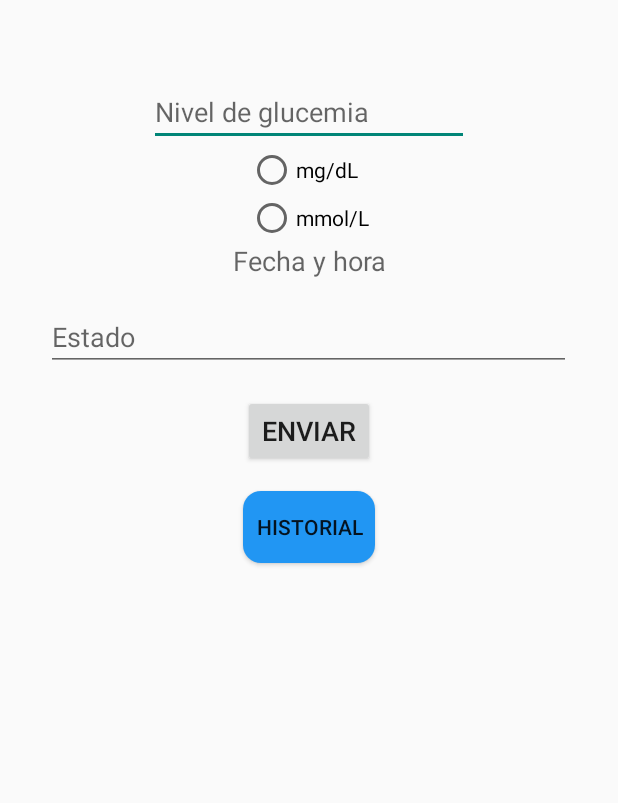
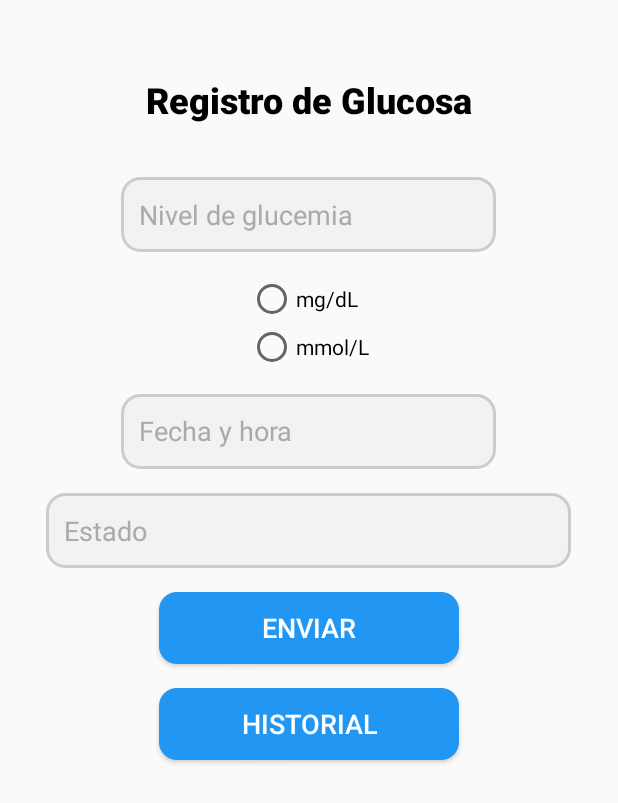
Before and after one commit to MayiiSzgz/AppDiabetes, an Android app: the RegistroGlucemia screen opened directly, with no data from a screen before it, on a phone screen of 412 x 824 dp. Shown: the top 803 px of the screen. Run offline under Robolectric (Android 15) with nearby library versions, the phone set to English and light mode, and no system bars; our stand-ins replace Firebase (no records; nobody signed in at launch, a user with empty details on screens opened directly).

Commit message:
modificaciones a interfaz de las activities

```diff
--- a/app/src/main/res/layout/activity_registro_glucemia.xml
+++ b/app/src/main/res/layout/activity_registro_glucemia.xml
@@ -7,23 +7,43 @@
     android:layout_height="match_parent"
     tools:context=".RegistroGlucemia">
 
+    <TextView
+        android:id="@+id/textGlucosa"
+        android:layout_width="match_parent"
+        android:layout_height="wrap_content"
+        android:text="Registro de Glucosa"
+        android:layout_marginTop="50dp"
+        android:textColor="@android:color/black"
+        android:textSize="24sp"
+        android:fontFamily="sans-serif-medium"
+        android:textStyle="bold"
+        android:gravity="center"
+        android:layout_marginBottom="30dp"
+        />
+
     <EditText
         android:id="@+id/editTextNumber"
-        android:layout_width="wrap_content"
-        android:layout_height="wrap_content"
-        android:layout_marginTop="52dp"
-        android:ems="10"
+        android:layout_width="250dp"
+        android:layout_height="50dp"
+        android:layout_marginTop="5dp"
+        android:background="@drawable/edittext_background"
         android:inputType="number"
         android:hint="Nivel de glucemia"
+        android:textColor="@android:color/black"
+        android:textColorHint="@android:color/darker_gray"
+        android:padding="12dp"
         android:layout_centerHorizontal="true"
-        app:layout_constraintTop_toTopOf="parent" />
+        android:layout_below="@id/textGlucosa"
+
+         />
 
     <RadioGroup
         android:id="@+id/unidad"
         android:layout_width="wrap_content"
         android:layout_height="wrap_content"
         android:layout_below="@id/editTextNumber"
-        android:layout_centerHorizontal="true">
+        android:layout_centerHorizontal="true"
+        android:layout_margin="15dp">
 
         <RadioButton
             android:id="@+id/mg"
@@ -40,8 +60,8 @@
 
     <TextView
         android:id="@+id/fechaHora"
-        android:layout_width="match_parent"
-        android:layout_height="wrap_content"
+        android:layout_width="250dp"
+        android:layout_height="50dp"
         android:layout_below="@id/unidad"
         android:layout_centerHorizontal="true"
         android:clickable="true"
@@ -49,14 +69,17 @@
         android:hint="Fecha y hora"
         android:inputType="none"
         android:onClick="showDateTimePicker"
-        android:textAlignment="center"
         android:textSize="18sp"
-        app:layout_constraintTop_toBottomOf="@id/unidad" />
+        app:layout_constraintTop_toBottomOf="@id/unidad"
+        android:background="@drawable/edittext_background"
+        android:textColor="@android:color/black"
+        android:textColorHint="@android:color/darker_gray"
+        android:padding="12dp"/>
 
     <EditText
         android:id="@+id/estado"
         android:layout_width="350dp"
-        android:layout_height="wrap_content"
+        android:layout_height="50dp"
         android:layout_below="@id/fechaHora"
         android:layout_centerHorizontal="true"
         android:layout_marginTop="16dp"
@@ -64,17 +87,23 @@
         android:hint="Estado"
         android:inputType="text"
         android:textSize="18sp"
-        app:layout_constraintTop_toBottomOf="@id/fechaHora" />
+        app:layout_constraintTop_toBottomOf="@id/fechaHora"
+        android:background="@drawable/edittext_background"
+        android:textColor="@android:color/black"
+        android:textColorHint="@android:color/darker_gray"
+        android:padding="12dp"/>
 
     <Button
         android:id="@+id/enviar"
-        android:layout_width="wrap_content"
+        android:layout_width="200dp"
         android:layout_height="wrap_content"
         android:layout_below="@id/estado"
+        android:layout_centerHorizontal="true"
         android:layout_marginTop="16dp"
+        android:background="@drawable/button_background"
         android:text="Enviar"
+        android:textColor="@android:color/white"
         android:textSize="18sp"
-        android:layout_centerHorizontal="true"
         app:layout_constraintTop_toBottomOf="@id/estado" />
 
     <TextView
@@ -90,12 +119,14 @@
 
     <Button
         android:id="@+id/historial"
-        android:layout_width="wrap_content"
+        android:layout_width="200dp"
         android:layout_height="wrap_content"
         android:layout_below="@+id/enviar"
         android:layout_centerHorizontal="true"
         android:layout_marginTop="16dp"
         android:background="@drawable/button_background"
-        android:text="Historial" />
+        android:text="Historial"
+        android:textSize="18sp"
+        android:textColor="@android:color/white" />
 
 </RelativeLayout>
--- a/app/src/main/res/layout/activity_registro_medicamentos.xml
+++ b/app/src/main/res/layout/activity_registro_medicamentos.xml
@@ -132,5 +132,6 @@
             android:text="Ver medicamentos"
             android:textColor="@android:color/white" />
 
+
     </LinearLayout>
 </androidx.constraintlayout.widget.ConstraintLayout>
```
Also changed, not shown: app/src/main/res/layout/activity_alarmas.xml (+23 -0 lines), app/src/main/res/layout/activity_ejercicios.xml (+23 -0 lines), app/src/main/res/layout/activity_historial.xml (+5 -3 lines), app/src/main/res/layout/activity_recetas.xml (+23 -0 lines).
